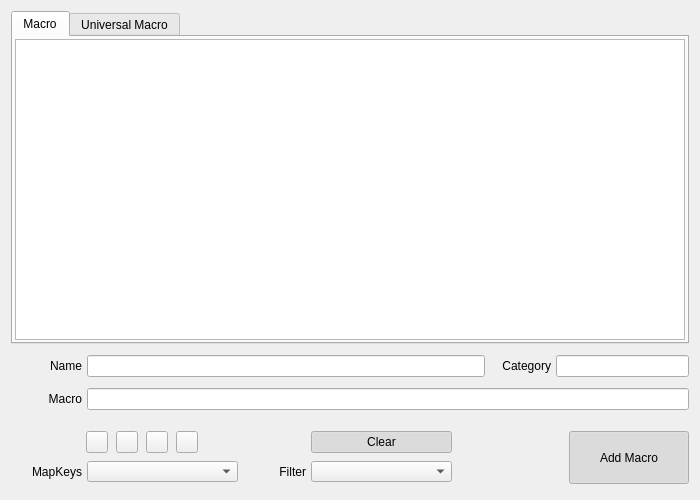
Before: the Qt Designer form QKeyMapper/qmacrolistdialog.ui in Zalafina/QKeyMapper, drawn with Qt 5.
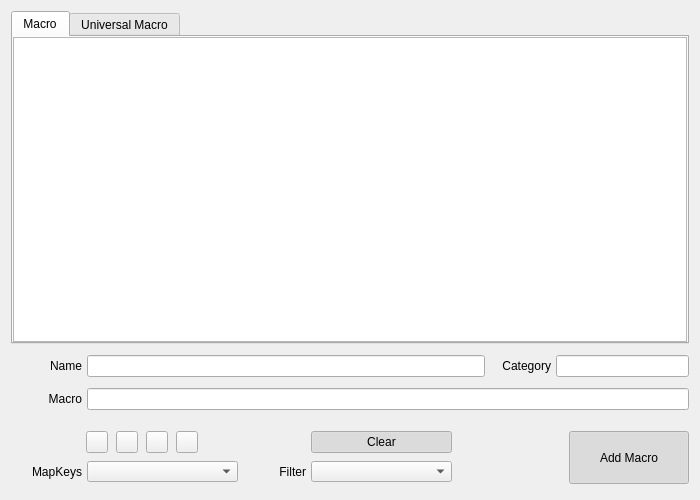
After: the same form once the commit is applied. Custom widgets are drawn as their Qt base class.

Commit message: Add macro list dialog.

```diff
--- a/QKeyMapper/qmacrolistdialog.ui
+++ b/QKeyMapper/qmacrolistdialog.ui
@@ -52,16 +52,16 @@
            <number>0</number>
           </property>
           <property name="leftMargin">
-           <number>2</number>
+           <number>0</number>
           </property>
           <property name="topMargin">
-           <number>2</number>
+           <number>0</number>
           </property>
           <property name="rightMargin">
-           <number>2</number>
+           <number>0</number>
           </property>
           <property name="bottomMargin">
-           <number>2</number>
+           <number>0</number>
           </property>
           <item>
            <widget class="MacroListDataTableWidget" name="macrolistTable"/>
```
Left out of the diff: 8 changed lines with no effect on the pictures. The commit also changes 5 other files.
